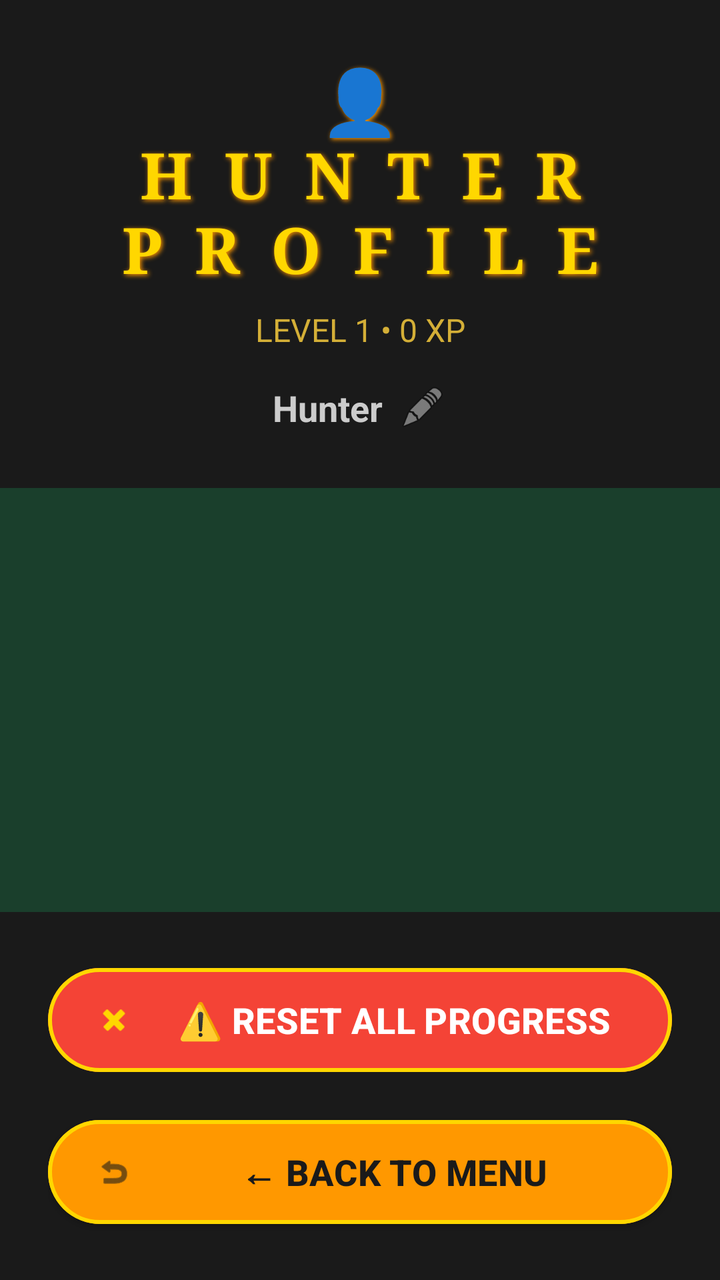
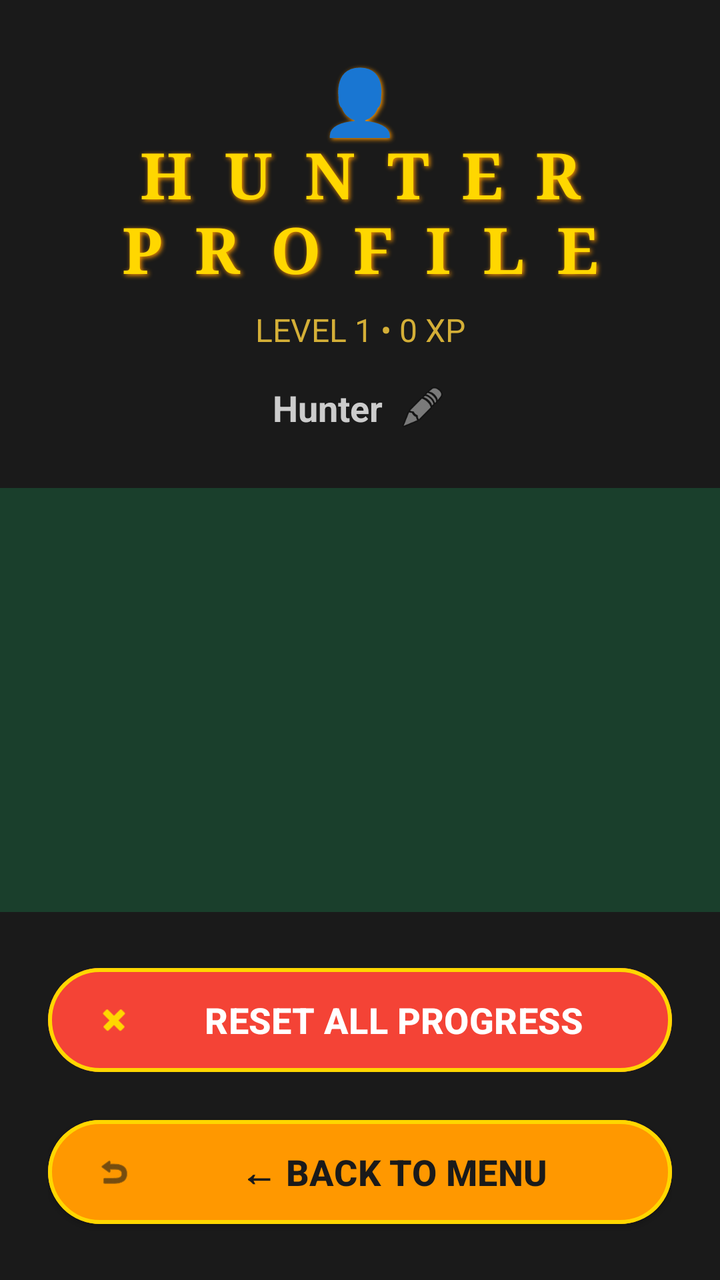

An Android layout rendered at two revisions. The XML below is the earlier revision; the diff shows what the commit changed to produce the second picture.
<!-- AndroidManifest.xml: application theme Theme.HuntersGame -->
<!-- res/layout/activity_profile.xml -->
<?xml version="1.0" encoding="utf-8"?>
<LinearLayout xmlns:android="http://schemas.android.com/apk/res/android"
    xmlns:app="http://schemas.android.com/apk/res-auto"
    android:layout_width="match_parent"
    android:layout_height="match_parent"
    android:orientation="vertical"
    android:background="#1A3F2C">

    
    <LinearLayout
        android:layout_width="match_parent"
        android:layout_height="wrap_content"
        android:orientation="vertical"
        android:padding="28dp"
        android:paddingTop="56dp"
        android:background="#1A1A1A">

        <TextView
            android:layout_width="match_parent"
            android:layout_height="wrap_content"
            android:text="👤 HUNTER PROFILE"
            android:textSize="32sp"
            android:textStyle="bold"
            android:fontFamily="serif"
            android:textColor="#FFD700"
            android:shadowColor="#FF9800"
            android:shadowDx="2"
            android:shadowDy="2"
            android:shadowRadius="6"
            android:letterSpacing="0.5"
            android:gravity="center" />

        <TextView
            android:id="@+id/tv_profile_level"
            android:layout_width="match_parent"
            android:layout_height="wrap_content"
            android:text="LEVEL 1 • 0 XP"
            android:textSize="16sp"
            android:textColor="#D4AF37"
            android:gravity="center"
            android:layout_marginTop="8dp" />

        
        <LinearLayout
            android:layout_width="match_parent"
            android:layout_height="wrap_content"
            android:orientation="horizontal"
            android:gravity="center"
            android:layout_marginTop="16dp">

            <TextView
                android:id="@+id/tv_username"
                android:layout_width="wrap_content"
                android:layout_height="wrap_content"
                android:text="Hunter"
                android:textSize="18sp"
                android:textColor="#CCCCCC"
                android:textStyle="bold"/>

            <ImageView
                android:id="@+id/iv_edit_username"
                android:layout_width="24dp"
                android:layout_height="24dp"
                android:src="@android:drawable/ic_menu_edit"
                android:layout_marginStart="8dp"
                android:alpha="0.7"/>
        </LinearLayout>
    </LinearLayout>

    
    <ScrollView
        android:layout_width="match_parent"
        android:layout_height="0dp"
        android:layout_weight="1">

        <LinearLayout
            android:id="@+id/profile_container"
            android:layout_width="match_parent"
            android:layout_height="wrap_content"
            android:orientation="vertical"
            android:padding="28dp"
            android:paddingBottom="160dp" />
    </ScrollView>

    
    <LinearLayout
        android:layout_width="match_parent"
        android:layout_height="wrap_content"
        android:orientation="vertical"
        android:padding="24dp"
        android:background="#1A1A1A">

        
        <com.google.android.material.button.MaterialButton
            android:id="@+id/btn_reset_all"
            style="@style/Widget.Material3.Button.OutlinedButton"
            android:layout_width="match_parent"
            android:layout_height="60dp"
            android:layout_marginBottom="16dp"
            android:text="⚠️ RESET ALL PROGRESS"
            android:textSize="18sp"
            android:textStyle="bold"
            android:textColor="#FFFFFF"
            app:backgroundTint="#F44336"
            app:strokeColor="#FFD700"
            app:strokeWidth="2dp"
            app:icon="@android:drawable/ic_delete"
            app:iconTint="#FFD700"
            app:iconGravity="start"
            app:iconPadding="16dp" />

        
        <com.google.android.material.button.MaterialButton
            android:id="@+id/btn_back_profile"
            style="@style/Widget.Material3.Button.ElevatedButton"
            android:layout_width="match_parent"
            android:layout_height="60dp"
            android:text="← BACK TO MENU"
            android:textSize="18sp"
            android:textStyle="bold"
            android:textColor="#1A1A1A"
            app:backgroundTint="#FF9800"
            app:strokeColor="#FFD700"
            app:strokeWidth="2dp"
            app:icon="@android:drawable/ic_menu_revert"
            app:iconTint="#1A1A1A"
            app:iconGravity="start"
            app:iconPadding="16dp" />
    </LinearLayout>

</LinearLayout>
<!-- resources referenced by this layout -->
<resources>
  <style name="Theme.HuntersGame" parent="Base.Theme.HuntersGame" />
  <style name="Base.Theme.HuntersGame" parent="Theme.Material3.DayNight.NoActionBar">
          
          
      </style>
</resources>

<!-- the commit's change to res/layout/activity_profile.xml (unified diff, before → after) -->
@@ -97,7 +97,7 @@
             android:layout_width="match_parent"
             android:layout_height="60dp"
             android:layout_marginBottom="16dp"
-            android:text="⚠️ RESET ALL PROGRESS"
+            android:text="RESET ALL PROGRESS"
             android:textSize="18sp"
             android:textStyle="bold"
             android:textColor="#FFFFFF"
